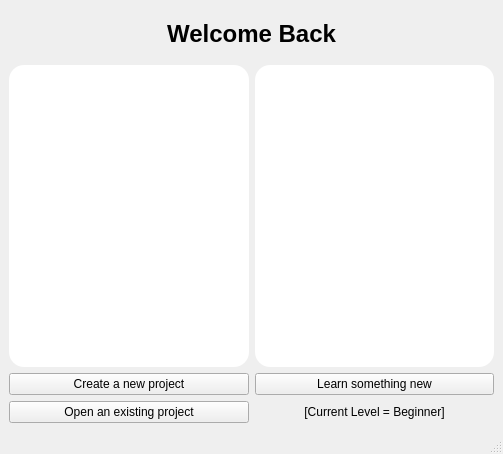
This is LoadScreen.ui in starswap/MLProgrammingIDE as Qt 5 draws it before an edit. The edited form follows.
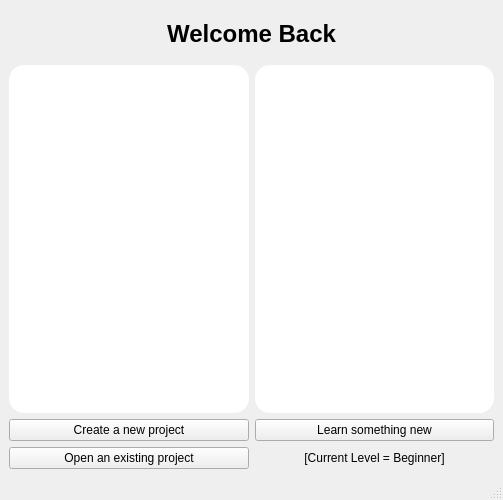
This is the edited form. Icons and pictures are not drawn.

Commit message: Built user proficiency level interface, deploying model

The edit to the form file:
```diff
--- a/LoadScreen.ui
+++ b/LoadScreen.ui
@@ -7,7 +7,7 @@
     <x>0</x>
     <y>0</y>
     <width>503</width>
-    <height>454</height>
+    <height>500</height>
    </rect>
   </property>
   <property name="windowTitle">
@@ -62,6 +62,16 @@
       </widget>
      </widget>
     </item>
+    <item row="7" column="1">
+     <widget class="QLabel" name="userProficiencyLevelLabel">
+      <property name="text">
+       <string>[Current Level = Beginner]</string>
+      </property>
+      <property name="alignment">
+       <set>Qt::AlignCenter</set>
+      </property>
+     </widget>
+    </item>
     <item row="6" column="0">
      <widget class="QPushButton" name="newProjectButton">
       <property name="text">
@@ -98,16 +108,6 @@
       </property>
      </widget>
     </item>
-    <item row="7" column="1">
-     <widget class="QLabel" name="label_4">
-      <property name="text">
-       <string>[Current Level = Beginner]</string>
-      </property>
-      <property name="alignment">
-       <set>Qt::AlignCenter</set>
-      </property>
-     </widget>
-    </item>
    </layout>
   </widget>
   <widget class="QMenuBar" name="menubar">
```
Left out of the diff: 58 changed lines with no effect on the pictures. The commit also changes 25 other files.
